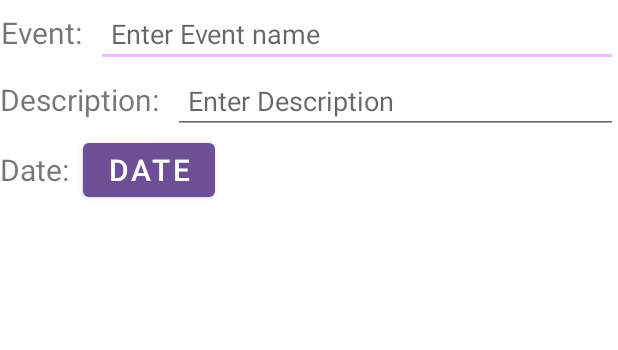
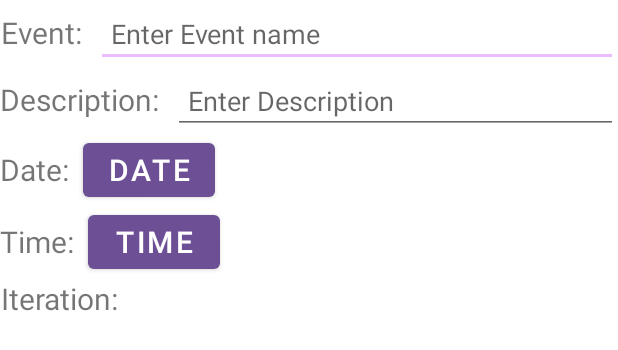
Before and after one commit to KIM-JOOHYUN/DailyWeeklyMonthly, an Android app: the layout scheduler.xml on its own in the app's theme, with its tools: preview values and no code run, on a phone screen of 412 x 824 dp. Shown: the top 350 px of the screen. Run offline under Robolectric (Android 15) with nearby library versions, the phone set to English and light mode, and no system bars.

Commit message:
Scheduler fragment and XML update

```diff
--- a/src/main/res/layout/scheduler.xml
+++ b/src/main/res/layout/scheduler.xml
@@ -75,8 +75,48 @@
                 android:layout_width="wrap_content"
                 android:layout_height="wrap_content"
                 />
+        </LinearLayout>
+        <LinearLayout
+            android:layout_width="match_parent"
+            android:layout_height="wrap_content"
+            android:orientation="horizontal"
+            >
+            <TextView
+                android:id="@+id/time"
+                android:text="Time:  "
+                android:layout_width="wrap_content"
+                android:layout_height="wrap_content"
+                android:textAlignment="center"
+                android:textSize="20dp" />
+            <Button
+                android:id="@+id/time_info"
+                android:text="TIME"
+                android:layout_width="wrap_content"
+                android:layout_height="wrap_content"
+                android:textAlignment="center"
+                android:textSize="20dp" />
+            <TextView
+                android:id="@+id/time_1"
+                android:layout_width="wrap_content"
+                android:layout_height="wrap_content"
+                />
 
         </LinearLayout>
+        <LinearLayout
+            android:layout_width="match_parent"
+            android:layout_height="wrap_content"
+            android:orientation="horizontal"
+            >
+            <TextView
+                android:id="@+id/iteration"
+                android:text="Iteration:  "
+                android:layout_width="wrap_content"
+                android:layout_height="wrap_content"
+                android:textAlignment="center"
+                android:textSize="20dp" />
+
+        </LinearLayout>
+
 
     </LinearLayout>
 
```
Also changed, not shown: src/main/java/com/example/myapplication/Scheduler.kt (+51 -12 lines).
